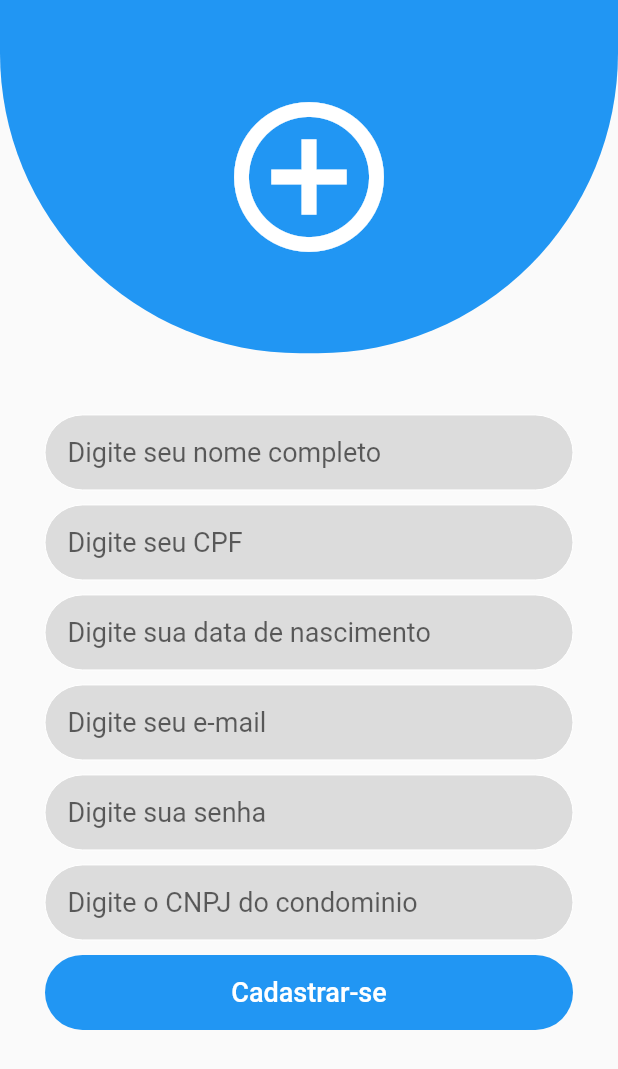
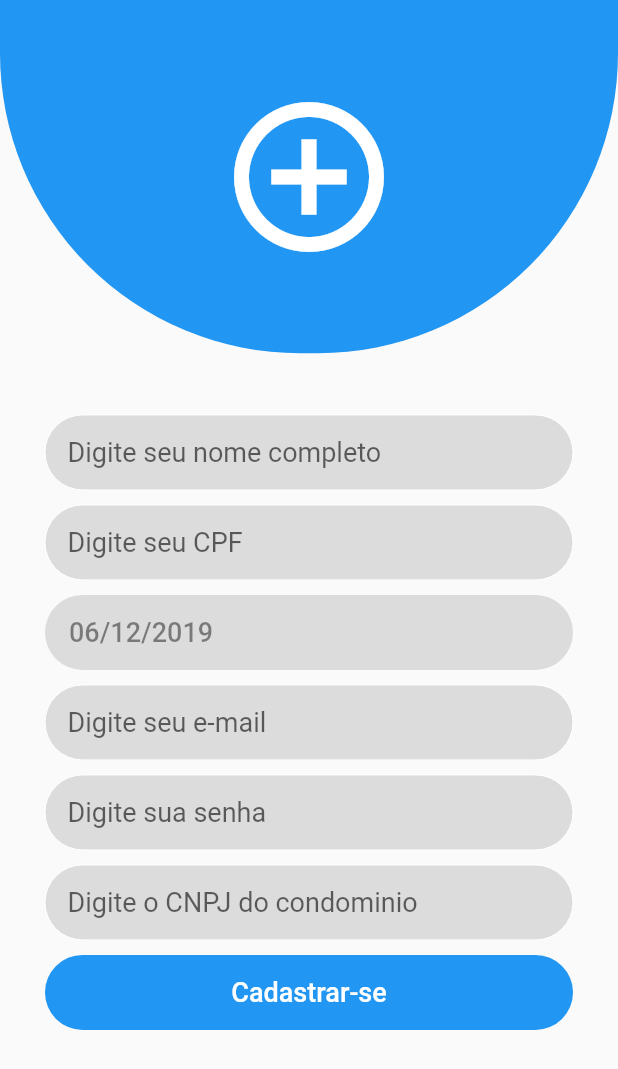
Before and after one commit to darcinetodev/PORTALTRANSPARENCIA, a Flutter app: the RegisterView screen opened directly, on a phone screen of 412 x 824 dp. Shown: the top 1069 px of the screen. Run offline on Flutter 3.47's test engine with Material 2 defaults, Android fonts, the light colour scheme and no system bars; our stand-ins replace cloud_firestore, firebase_auth, flutter_datetime_picker, rxdart; missing offline and left inert: bloc_pattern; accounts and stored records are empty.

Commit message:
Ajuste do registro em data de nascimento

```diff
--- a/lib/Controller/RegisterUserController.dart
+++ b/lib/Controller/RegisterUserController.dart
@@ -19,7 +19,7 @@ class RegisterUserController extends BlocBase with RegisterUserHelper {
   Stream<String> get outEmail => _emailController.stream.transform(validateEmail);
   Stream<String> get outPassword => _passwordController.stream.transform(validatePassword);
   Stream<String> get outCpf => _cpfController.stream.transform(validateCpf);
-  Stream<String> get outDate => _dateController.stream.transform(validateDate);
+  Stream<String> get outDate => _dateController.stream.defaultIfEmpty(dateSet(DateTime.now()));
   Stream<String> get outCondominium => _condominiumController.stream;
   Stream<String> get outName => _nameController.stream;
   Stream<RegisterUserState> get outState => _stateController.stream;
@@ -34,6 +34,15 @@ class RegisterUserController extends BlocBase with RegisterUserHelper {
   Function(String) get changeDate => _dateController.sink.add;
   Function(String) get changeName => _nameController.sink.add;
   Function(String) get changeCondominium => _condominiumController.sink.add;
+
+  String dateSet(DateTime dateTime) {
+    String day = dateTime.day < 10 ? '0' + dateTime.day.toString() : dateTime.day.toString();
+    String month = dateTime.month < 10 ? '0' + dateTime.month.toString() : dateTime.month.toString();
+    String year = dateTime.year.toString();
+    _dateController.add(day + '/' + month + '/' + year);
+
+    return day + '/' + month + '/' + year;
+  }
 
   Future createUser() async {
     final cpf = _cpfController.value;
--- a/lib/Helper/RegisterHelper.dart
+++ b/lib/Helper/RegisterHelper.dart
@@ -31,19 +31,4 @@ class RegisterUserHelper {
       }
     }
   );
-
-  final validateDate = StreamTransformer<String, String>.fromHandlers(
-    handleData: (date, sink){
-      if(date.length == 10){
-        if((date.substring(2, 3).contains('/') && int.parse(date.substring(0, 2)) < 32 &&
-           (date.substring(5, 6).contains('/')) && int.parse(date.substring(3, 5)) < 13))
-          sink.add(date);
-        else
-          sink.addError('Insira uma data válida!');
-      } else {
-        sink.addError('Insira uma data válida!');
-      }
-    }
-  );
-
 }
--- a/lib/View/RegisterView.dart
+++ b/lib/View/RegisterView.dart
@@ -1,4 +1,6 @@
+import 'package:flutter/cupertino.dart';
 import 'package:flutter/material.dart';
+import 'package:flutter_datetime_picker/flutter_datetime_picker.dart';
 import 'package:portaltransparencia/Controller/RegisterUserController.dart';
 import 'package:portaltransparencia/View/Helper/InputField.dart';
 import 'package:portaltransparencia/View/WaitView.dart';
@@ -100,13 +102,40 @@ class _RegisterViewState extends State<RegisterView> {
                         Padding(
                           padding:
                               EdgeInsets.only(left: 30, right: 30, bottom: 10),
-                          child: InputField(
-                                  hint: 'Digite sua data de nascimento',
-                                  input: TextInputType.datetime,
-                                  obscure: false,
-                                  stream: _registerUserController.outDate,
-                                  onChanged: _registerUserController.changeDate,
-                                ),
+                          child: Container(
+                            height: 50,
+                            child: Container(
+                                  height: 50,
+                                  width: MediaQuery.of(context).size.width,
+                                  child: FlatButton(
+                                    color: Colors.black12,
+                                    shape: RoundedRectangleBorder(borderRadius: BorderRadius.circular(50.0)),
+                                    child: Container(
+                                      alignment: Alignment.centerLeft,
+                                      child: StreamBuilder<String>(
+                                        stream: _registerUserController.outDate,
+                                        builder: (context, snapshot) {
+                                          return Text(snapshot.data,
+                                                      style: TextStyle(
+                                                        fontSize: 18,
+                                                        color: Colors.black45
+                                                      )
+                                          );
+                                        }
+                                      ),
+                                    ),
+                                    onPressed: () {
+                                      DatePicker.showDatePicker(context,
+                                        showTitleActions: true,
+                                        minTime: DateTime(2000, 1, 1),
+                                        maxTime: DateTime(2022, 12, 31),
+                                        onConfirm: (date) {
+                                          _registerUserController.dateSet(date);
+                                        },
+                                        currentTime: DateTime.now(), locale: LocaleType.en);}
+                                  ),
+                            ),
+                          ),
                         ),
                         Padding(
                           padding:
--- a/pubspec.yaml
+++ b/pubspec.yaml
@@ -42,6 +42,7 @@ dev_dependencies:
   rxdart: ^0.21.0
   bloc_pattern: ^1.5.2
   shimmer: ^1.0.0
+  flutter_datetime_picker: 1.2.8
 
 # The following section is specific to Flutter.
 flutter:
```
Also changed, not shown: pubspec.lock.
